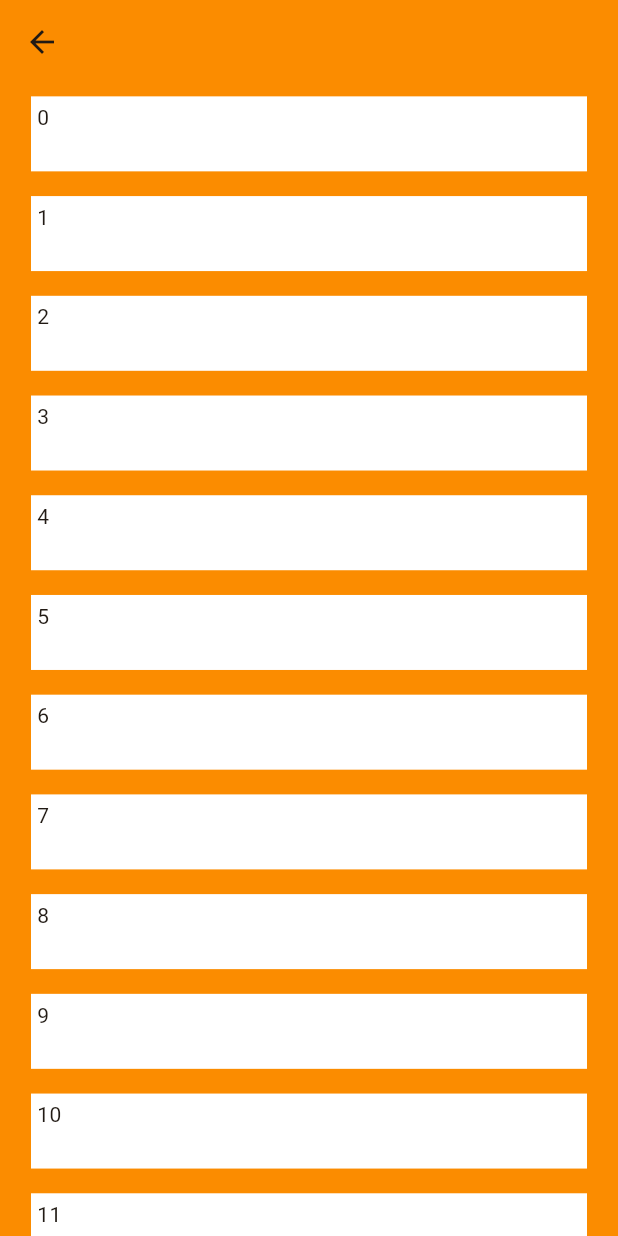
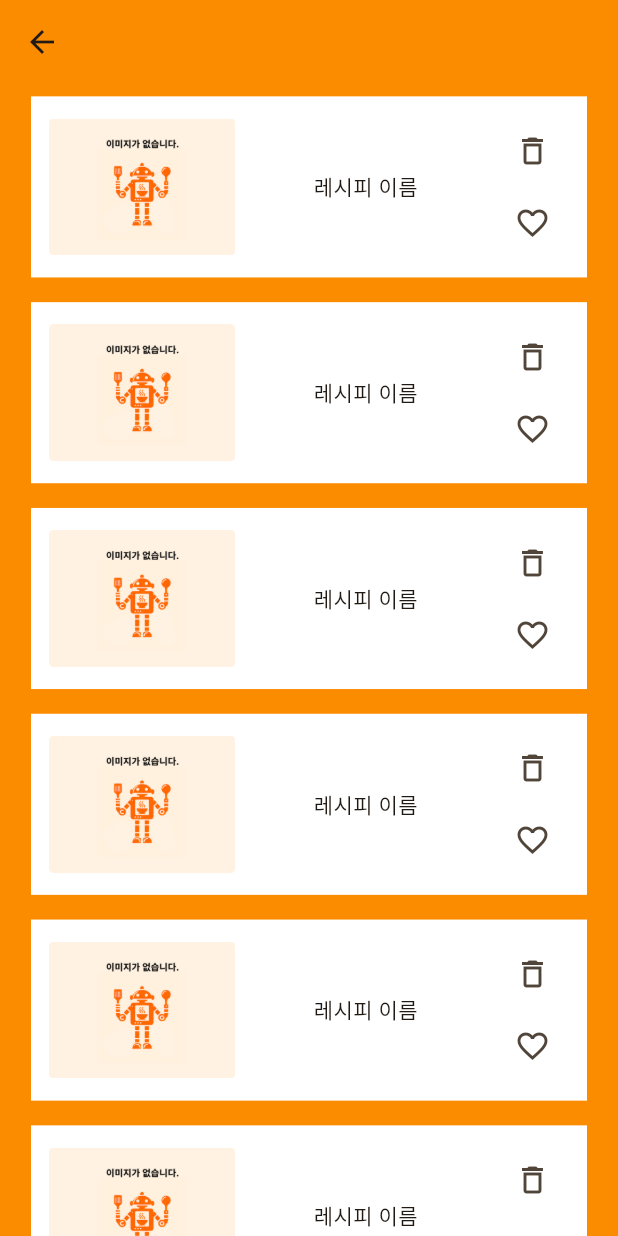
Before and after one commit to orm-Janggo/flutter_project_orm_Janggo, a Flutter app: the RecipeHistoryScreen screen opened by its route, on a phone screen of 412 x 824 dp. Run offline on Flutter 3.47's test engine with Material 3 defaults, Android fonts, the phone set to English and light mode, and no system bars; our stand-ins replace firebase_auth, firebase_core, flutter_dotenv, freezed_annotation, go_router; missing offline and left inert: dart:ffi, kakao_flutter_sdk_user; accounts and stored records are empty; Roboto replaces fonts that are missing (school_font).

Commit message:
[ADD] history list tile 생성

```diff
--- a/lib/presentation/locker/recipe_history/recipe_history_screen.dart
+++ b/lib/presentation/locker/recipe_history/recipe_history_screen.dart
@@ -1,3 +1,4 @@
+import 'package:flutter/cupertino.dart';
 import 'package:flutter/material.dart';
 import 'package:flutter/rendering.dart';
 
@@ -11,7 +12,6 @@ class RecipeHistoryScreen extends StatefulWidget {
 class _RecipeHistoryScreenState extends State<RecipeHistoryScreen> {
   @override
   Widget build(BuildContext context) {
-
     // 가로화면 사이즈
     num respWidth = MediaQuery.of(context).size.width;
 
@@ -33,11 +33,34 @@ class _RecipeHistoryScreenState extends State<RecipeHistoryScreen> {
 }
 
 Widget HistoryRecipeListTile(context, int index) {
+  final screenWidth = MediaQuery.of(context).size.width;
+  final screenHeight = MediaQuery.of(context).size.height;
+
   return Container(
-    margin: EdgeInsets.symmetric(vertical: MediaQuery.of(context).size.height * 0.01),
-    padding: EdgeInsets.all(MediaQuery.of(context).size.width * 0.01),
+    margin: EdgeInsets.symmetric(vertical: screenHeight * 0.01),
+    padding: EdgeInsets.all(screenWidth * 0.03),
     color: Colors.white,
-    height: 50,
-    child: Text('$index'),
+    child: Row(
+      mainAxisAlignment: MainAxisAlignment.spaceBetween,
+      children: [
+        Container(
+          width: screenWidth * 0.3,
+          child: Image.asset('assets/images/empty_image.png'),
+        ),
+        Text('레시피 이름'),
+        Column(
+          children: [
+            IconButton(
+              onPressed: () {},
+              icon: Icon(Icons.delete_outline),
+            ),
+            IconButton(
+              onPressed: () {},
+              icon: Icon(Icons.favorite_border_outlined),
+            ),
+          ],
+        ),
+      ],
+    ),
   );
 }
```
